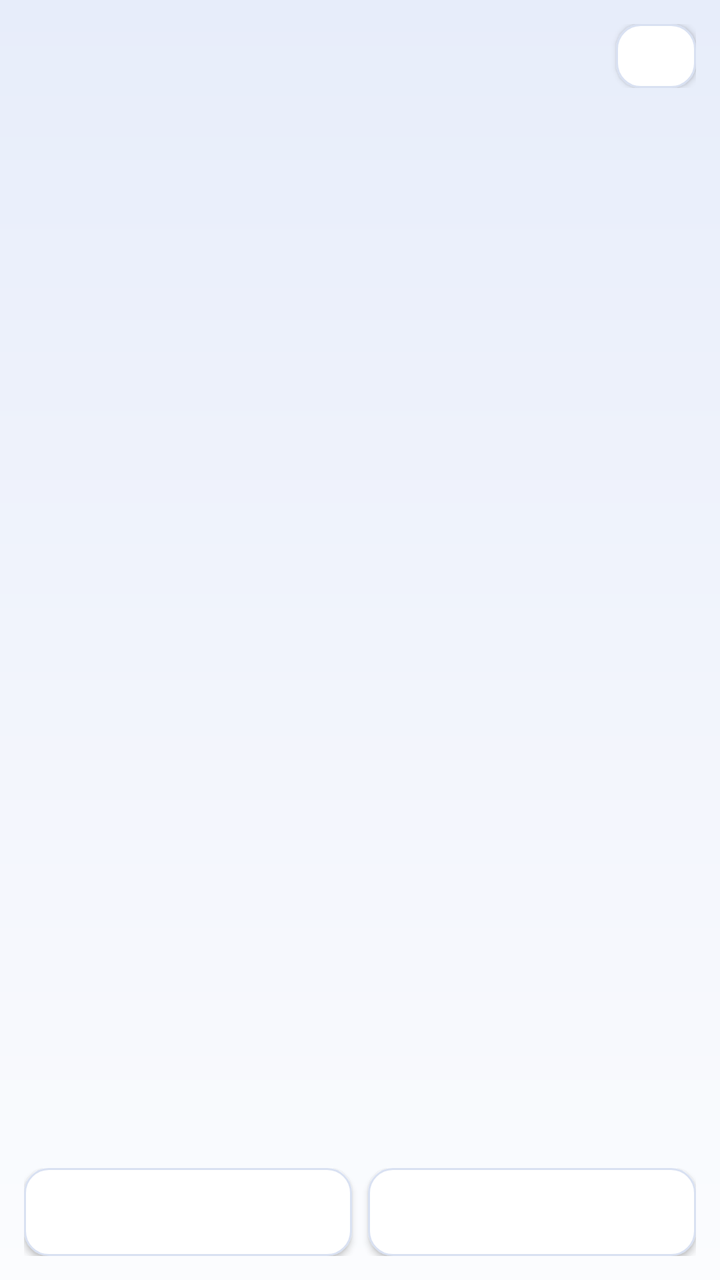
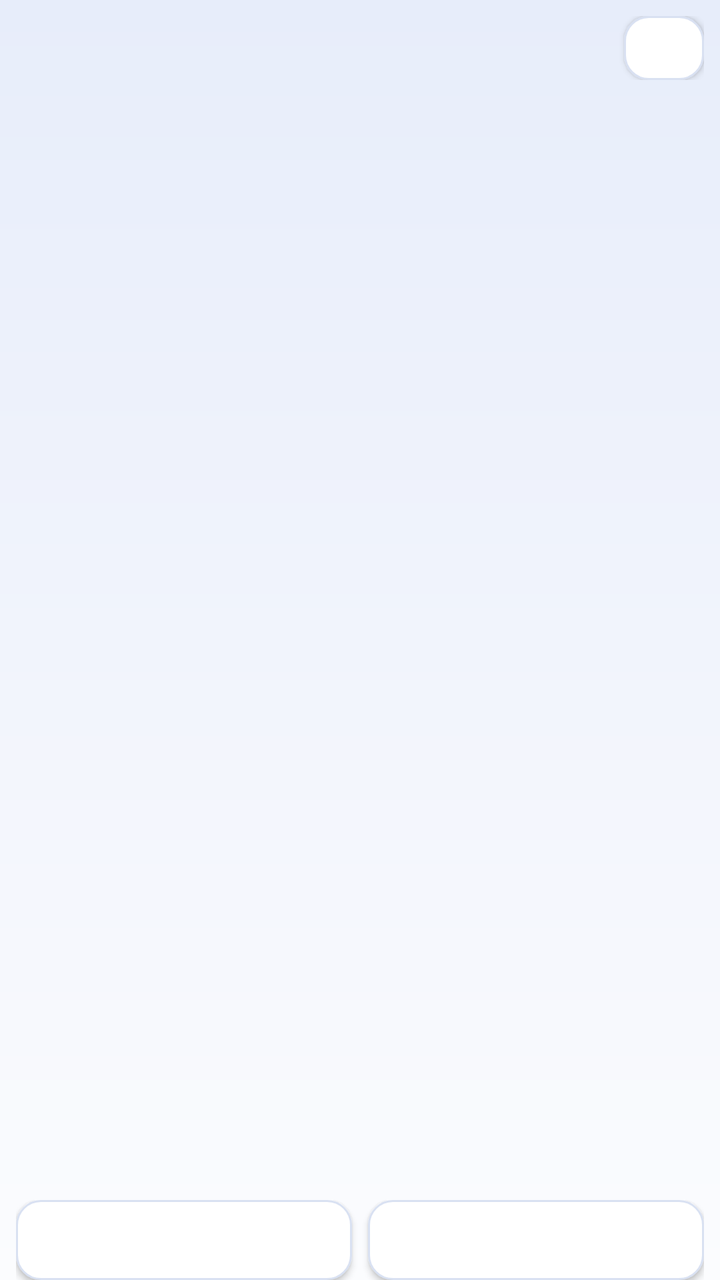

Compare the two renders of this Android layout. The source of the first and the diff that turns it into the second are given below.
<!-- AndroidManifest.xml: application theme AppTheme -->
<!-- res/layout/activity_fuzzy_pinyin.xml -->
<?xml version="1.0" encoding="utf-8"?>
<LinearLayout xmlns:android="http://schemas.android.com/apk/res/android"
    android:layout_width="match_parent"
    android:layout_height="match_parent"
    android:background="@drawable/bg_aurora"
    android:fitsSystemWindows="true"
    android:orientation="vertical"
    android:padding="12dp">

    <LinearLayout
        android:layout_width="match_parent"
        android:layout_height="wrap_content"
        android:gravity="center_vertical"
        android:orientation="horizontal">

        <TextView
            android:id="@+id/text_fuzzy_title"
            android:layout_width="0dp"
            android:layout_height="wrap_content"
            android:layout_weight="1"
            android:textColor="@color/text_primary"
            android:textSize="16sp"
            android:textStyle="bold" />

        <Button
            android:id="@+id/btn_fuzzy_close"
            style="@style/SettingsButton"
            android:layout_width="40dp"
            android:layout_height="32dp"
            android:minWidth="0dp"
            android:paddingStart="0dp"
            android:paddingEnd="0dp"
            android:textSize="14sp" />
    </LinearLayout>

    <TextView
        android:id="@+id/text_fuzzy_desc"
        android:layout_width="match_parent"
        android:layout_height="wrap_content"
        android:paddingTop="4dp"
        android:paddingBottom="8dp"
        android:textColor="@color/text_secondary"
        android:textSize="12sp" />

    <ScrollView
        android:layout_width="match_parent"
        android:layout_height="0dp"
        android:layout_weight="1"
        android:overScrollMode="never"
        android:scrollbars="none">

        <LinearLayout
            android:id="@+id/fuzzy_group_list"
            android:layout_width="match_parent"
            android:layout_height="wrap_content"
            android:baselineAligned="false"
            android:orientation="vertical" />
    </ScrollView>

    <LinearLayout
        android:layout_width="match_parent"
        android:layout_height="wrap_content"
        android:layout_marginTop="8dp"
        android:orientation="horizontal">

        <Button
            android:id="@+id/btn_fuzzy_all"
            style="@style/SettingsButton"
            android:layout_width="0dp"
            android:layout_height="44dp"
            android:layout_weight="1" />

        <Button
            android:id="@+id/btn_fuzzy_none"
            style="@style/SettingsButton"
            android:layout_width="0dp"
            android:layout_height="44dp"
            android:layout_marginStart="8dp"
            android:layout_weight="1" />
    </LinearLayout>
</LinearLayout>
<!-- resources referenced by this layout -->
<resources>
  <color name="text_primary">#1A1F2B</color>
  <color name="text_secondary">#5A6474</color>
  <!-- drawable bg_aurora (drawable) -->
  <?xml version="1.0" encoding="utf-8"?>
  <layer-list xmlns:android="http://schemas.android.com/apk/res/android">
      <item>
          <shape android:shape="rectangle">
              <gradient
                  android:angle="270"
                  android:startColor="@color/aurora_bg_top"
                  android:centerColor="@color/aurora_bg_mid"
                  android:endColor="@color/aurora_bg_bottom" />
          </shape>
      </item>
  </layer-list>
  <style name="SettingsButton">
          <item name="android:layout_width">match_parent</item>
          <item name="android:layout_height">44dp</item>
          <item name="android:background">@drawable/btn_aurora_secondary</item>
          <item name="android:textColor">@color/text_primary</item>
          <item name="android:textSize">13sp</item>
          <item name="android:gravity">center</item>
      </style>
  <color name="aurora_bg_top">#E7EDFA</color>
  <color name="aurora_bg_mid">#F1F4FC</color>
  <color name="aurora_bg_bottom">#FBFCFE</color>
  <!-- drawable btn_aurora_secondary (drawable) -->
  <?xml version="1.0" encoding="utf-8"?>
  <ripple xmlns:android="http://schemas.android.com/apk/res/android"
      android:color="@color/ripple_on_surface">
      <item>
          <shape android:shape="rectangle">
              <solid android:color="@color/btn_secondary_bg" />
              <corners android:radius="12dp" />
              <stroke
                  android:width="1dp"
                  android:color="@color/card_stroke" />
          </shape>
      </item>
  </ripple>
  <color name="accent">#2F6BE0</color>
  <color name="app_bg">#F5F7FB</color>
  <color name="nav_bar">#1A1F2B</color>
  <style name="AppDialogTheme" parent="@android:style/Theme.Material.Light.Dialog.Alert">
          <item name="android:colorAccent">@color/accent</item>
          <item name="android:colorBackground">@color/app_bg</item>
          <item name="android:textColorPrimary">@color/text_primary</item>
          <item name="android:textColorSecondary">@color/text_secondary</item>
      </style>
  <color name="ripple_on_surface">#1A000000</color>
  <color name="btn_secondary_bg">#FFFFFF</color>
  <color name="card_stroke">#D9E1F2</color>
  <!-- unchanged entries left out for length: 1 -->
</resources>

<!-- the commit's change to res/layout/activity_fuzzy_pinyin.xml (unified diff, before → after) -->
@@ -1,11 +1,7 @@
 <?xml version="1.0" encoding="utf-8"?>
 <LinearLayout xmlns:android="http://schemas.android.com/apk/res/android"
-    android:layout_width="match_parent"
-    android:layout_height="match_parent"
-    android:background="@drawable/bg_aurora"
-    android:fitsSystemWindows="true"
-    android:orientation="vertical"
-    android:padding="12dp">
+    style="@style/PageRoot"
+    android:orientation="vertical">
 
     <LinearLayout
         android:layout_width="match_parent"
@@ -14,33 +10,20 @@
         android:orientation="horizontal">
 
         <TextView
+            style="@style/PageTitle"
             android:id="@+id/text_fuzzy_title"
-            android:layout_width="0dp"
-            android:layout_height="wrap_content"
-            android:layout_weight="1"
-            android:textColor="@color/text_primary"
-            android:textSize="16sp"
-            android:textStyle="bold" />
+            android:layout_height="wrap_content" />
 
         <Button
-            android:id="@+id/btn_fuzzy_close"
-            style="@style/SettingsButton"
-            android:layout_width="40dp"
-            android:layout_height="32dp"
-            android:minWidth="0dp"
-            android:paddingStart="0dp"
-            android:paddingEnd="0dp"
-            android:textSize="14sp" />
+            style="@style/PageCloseButton"
+            android:id="@+id/btn_fuzzy_close" />
     </LinearLayout>
 
     <TextView
+        style="@style/PageDesc"
         android:id="@+id/text_fuzzy_desc"
         android:layout_width="match_parent"
-        android:layout_height="wrap_content"
-        android:paddingTop="4dp"
-        android:paddingBottom="8dp"
-        android:textColor="@color/text_secondary"
-        android:textSize="12sp" />
+        android:layout_height="wrap_content" />
 
     <ScrollView
         android:layout_width="match_parent"
@@ -60,21 +43,19 @@
     <LinearLayout
         android:layout_width="match_parent"
         android:layout_height="wrap_content"
-        android:layout_marginTop="8dp"
+        android:layout_marginTop="4dp"
         android:orientation="horizontal">
 
         <Button
+            style="@style/SettingsButton"
             android:id="@+id/btn_fuzzy_all"
-            style="@style/SettingsButton"
             android:layout_width="0dp"
-            android:layout_height="44dp"
             android:layout_weight="1" />
 
         <Button
+            style="@style/SettingsButton"
             android:id="@+id/btn_fuzzy_none"
-            style="@style/SettingsButton"
             android:layout_width="0dp"
-            android:layout_height="44dp"
             android:layout_marginStart="8dp"
             android:layout_weight="1" />
     </LinearLayout>
<!-- resource entries referenced after the edit -->
@@ -1,5 +1,38 @@
 <!-- resources referenced by this layout -->
 <resources>
+  <style name="PageCloseButton" parent="SettingsButton">
+          <item name="android:layout_width">40dp</item>
+          <item name="android:layout_height">32dp</item>
+          <item name="android:minWidth">0dp</item>
+          <item name="android:paddingStart">0dp</item>
+          <item name="android:paddingEnd">0dp</item>
+          <item name="android:textSize">14sp</item>
+      </style>
+  <style name="PageDesc">
+          <item name="android:layout_width">match_parent</item>
+          <item name="android:layout_height">wrap_content</item>
+          <item name="android:paddingTop">2dp</item>
+          <item name="android:paddingBottom">4dp</item>
+          <item name="android:textColor">@color/text_secondary</item>
+          <item name="android:textSize">12sp</item>
+      </style>
+  <style name="PageRoot">
+          <item name="android:layout_width">match_parent</item>
+          <item name="android:layout_height">match_parent</item>
+          <item name="android:background">@drawable/bg_aurora</item>
+          <item name="android:fitsSystemWindows">true</item>
+          <item name="android:paddingStart">8dp</item>
+          <item name="android:paddingEnd">8dp</item>
+          <item name="android:paddingTop">8dp</item>
+      </style>
+  <style name="PageTitle">
+          <item name="android:layout_width">0dp</item>
+          <item name="android:layout_height">wrap_content</item>
+          <item name="android:layout_weight">1</item>
+          <item name="android:textColor">@color/text_primary</item>
+          <item name="android:textSize">16sp</item>
+          <item name="android:textStyle">bold</item>
+      </style>
   <color name="text_primary">#1A1F2B</color>
   <color name="text_secondary">#5A6474</color>
   <!-- drawable bg_aurora (drawable) -->
@@ -17,7 +50,7 @@
   </layer-list>
   <style name="SettingsButton">
           <item name="android:layout_width">match_parent</item>
-          <item name="android:layout_height">44dp</item>
+          <item name="android:layout_height">40dp</item>
           <item name="android:background">@drawable/btn_aurora_secondary</item>
           <item name="android:textColor">@color/text_primary</item>
           <item name="android:textSize">13sp</item>
